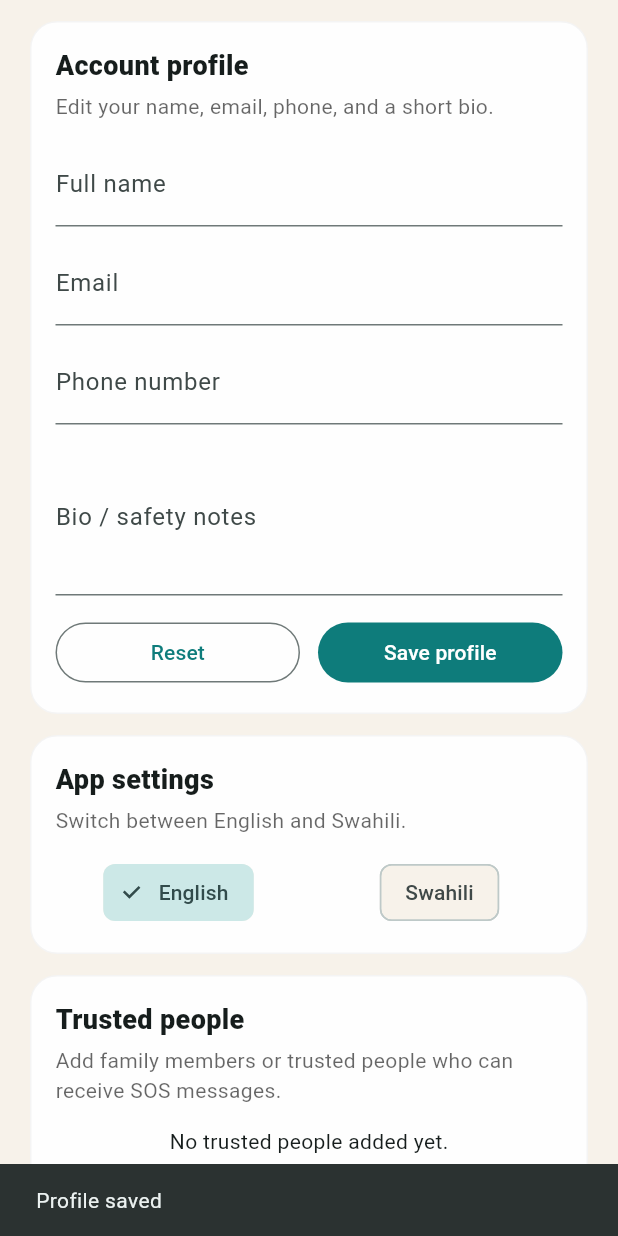
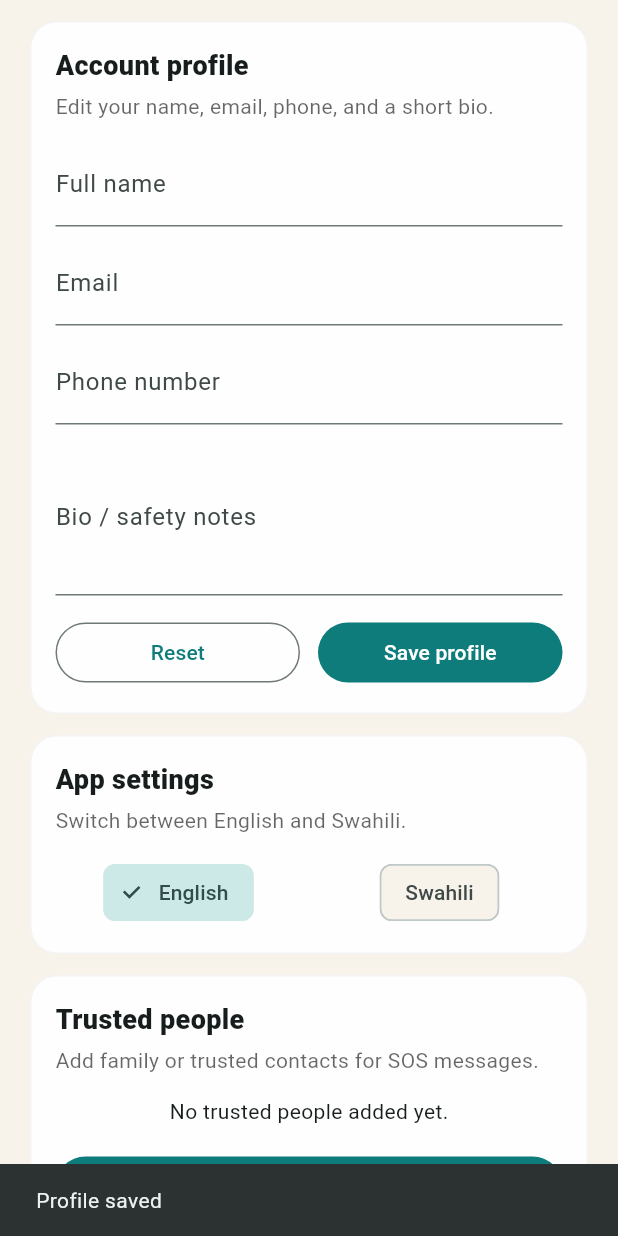
Before and after one commit to AmosStack/Saferoute, a Flutter app: the ProfileSettingsScreen widget shown alone on an empty page, opened directly with empty values, after a tap on "Save profile", on a phone screen of 412 x 824 dp. Run offline on Flutter 3.47's test engine with Material 3 defaults, Android fonts, the phone set to English and light mode, and no system bars; our stand-ins replace geolocator, google_maps_flutter, google_sign_in, latlong2, shared_preferences; accounts and stored records are empty.

Commit message:
Update profile_settings_screen.dart

```diff
--- a/lib/screens/profile_settings_screen.dart
+++ b/lib/screens/profile_settings_screen.dart
@@ -1,6 +1,7 @@
 import 'package:flutter/material.dart';
 
 import '../auth/auth_models.dart';
+import '../l10n/app_strings.dart';
 import '../models/user_settings.dart';
 import '../services/user_settings_service.dart';
 
@@ -83,7 +84,8 @@ class _ProfileSettingsScreenState extends State<ProfileSettingsScreen> {
       _saving = false;
     });
 
-    ScaffoldMessenger.of(context).showSnackBar(const SnackBar(content: Text('Profile saved')));
+    final strings = AppStrings(_localeCode);
+    ScaffoldMessenger.of(context).showSnackBar(SnackBar(content: Text(strings.profileSaved)));
   }
 
   Future<void> _resetProfile() async {
@@ -110,6 +112,7 @@ class _ProfileSettingsScreenState extends State<ProfileSettingsScreen> {
   }
 
   Future<void> _editContact({TrustedContact? existing}) async {
+    final strings = AppStrings(_localeCode);
     final nameController = TextEditingController(text: existing?.name ?? '');
     final phoneController = TextEditingController(text: existing?.phone ?? '');
     final relationshipController = TextEditingController(text: existing?.relationship ?? '');
@@ -119,26 +122,26 @@ class _ProfileSettingsScreenState extends State<ProfileSettingsScreen> {
       context: context,
       builder: (dialogContext) {
         return AlertDialog(
-          title: Text(existing == null ? 'Add trusted contact' : 'Edit trusted contact'),
+          title: Text(existing == null ? strings.addTrustedContact : strings.editTrustedContact),
           content: SingleChildScrollView(
             child: Column(
               mainAxisSize: MainAxisSize.min,
               children: [
                 TextField(
                   controller: nameController,
-                  decoration: const InputDecoration(labelText: 'Name'),
+                  decoration: InputDecoration(labelText: strings.name),
                 ),
                 TextField(
                   controller: phoneController,
-                  decoration: const InputDecoration(labelText: 'Phone number'),
+                  decoration: InputDecoration(labelText: strings.phoneNumber),
                 ),
                 TextField(
                   controller: relationshipController,
-                  decoration: const InputDecoration(labelText: 'Relationship'),
+                  decoration: InputDecoration(labelText: strings.relationship),
                 ),
                 TextField(
                   controller: notesController,
-                  decoration: const InputDecoration(labelText: 'Notes'),
+                  decoration: InputDecoration(labelText: strings.notes),
                   maxLines: 2,
                 ),
               ],
@@ -147,7 +150,7 @@ class _ProfileSettingsScreenState extends State<ProfileSettingsScreen> {
           actions: [
             TextButton(
               onPressed: () => Navigator.of(dialogContext).pop(),
-              child: const Text('Cancel'),
+              child: Text(strings.cancel),
             ),
             FilledButton(
               onPressed: () {
@@ -155,7 +158,7 @@ class _ProfileSettingsScreenState extends State<ProfileSettingsScreen> {
                 final phone = phoneController.text.trim();
                 if (name.isEmpty || phone.isEmpty) {
                   ScaffoldMessenger.of(context).showSnackBar(
-                    const SnackBar(content: Text('Name and phone are required')),
+                    SnackBar(content: Text(strings.namePhoneRequired)),
                   );
                   return;
                 }
@@ -169,7 +172,7 @@ class _ProfileSettingsScreenState extends State<ProfileSettingsScreen> {
                   ),
                 );
               },
-              child: const Text('Save'),
+              child: Text(strings.save),
             ),
           ],
         );
@@ -196,6 +199,7 @@ class _ProfileSettingsScreenState extends State<ProfileSettingsScreen> {
 
   @override
   Widget build(BuildContext context) {
+    final strings = AppStrings(_localeCode);
     if (_loading || _profile == null) {
       return const Center(child: CircularProgressIndicator());
     }
@@ -204,19 +208,19 @@ class _ProfileSettingsScreenState extends State<ProfileSettingsScreen> {
       padding: const EdgeInsets.fromLTRB(20, 14, 20, 28),
       children: [
         _SectionCard(
-          title: 'Account profile',
-          subtitle: 'Edit your name, email, phone, and a short bio.',
+          title: strings.accountProfile,
+          subtitle: strings.accountProfileSubtitle,
           child: Column(
             children: [
-              TextField(controller: _nameController, decoration: const InputDecoration(labelText: 'Full name')),
+              TextField(controller: _nameController, decoration: InputDecoration(labelText: strings.fullName)),
               const SizedBox(height: 10),
-              TextField(controller: _emailController, decoration: const InputDecoration(labelText: 'Email')),
+              TextField(controller: _emailController, decoration: InputDecoration(labelText: strings.email)),
               const SizedBox(height: 10),
-              TextField(controller: _phoneController, decoration: const InputDecoration(labelText: 'Phone number')),
+              TextField(controller: _phoneController, decoration: InputDecoration(labelText: strings.phoneNumber)),
               const SizedBox(height: 10),
               TextField(
                 controller: _bioController,
-                decoration: const InputDecoration(labelText: 'Bio / safety notes'),
+                decoration: InputDecoration(labelText: strings.bioNotes),
                 maxLines: 3,
               ),
               const SizedBox(height: 14),
@@ -225,14 +229,14 @@ class _ProfileSettingsScreenState extends State<ProfileSettingsScreen> {
                   Expanded(
                     child: OutlinedButton(
                       onPressed: _saving ? null : _resetProfile,
-                      child: const Text('Reset'),
+                      child: Text(strings.reset),
                     ),
                   ),
                   const SizedBox(width: 12),
                   Expanded(
                     child: FilledButton(
                       onPressed: _saving ? null : _saveProfile,
-                      child: _saving ? const SizedBox(height: 18, width: 18, child: CircularProgressIndicator(strokeWidth: 2)) : const Text('Save profile'),
+                      child: _saving ? const SizedBox(height: 18, width: 18, child: CircularProgressIndicator(strokeWidth: 2)) : Text(strings.saveProfile),
                     ),
                   ),
                 ],
@@ -242,13 +246,13 @@ class _ProfileSettingsScreenState extends State<ProfileSettingsScreen> {
         ),
         const SizedBox(height: 14),
         _SectionCard(
-          title: 'App settings',
-          subtitle: 'Switch between English and Swahili.',
+          title: strings.appSettings,
+          subtitle: strings.appSettingsSubtitle,
           child: Row(
             children: [
               Expanded(
                 child: ChoiceChip(
-                  label: const Text('English'),
+                  label: Text(strings.english),
                   selected: _localeCode == 'en',
                   onSelected: (_) => _setLocale('en'),
                 ),
@@ -256,7 +260,7 @@ class _ProfileSettingsScreenState extends State<ProfileSettingsScreen> {
               const SizedBox(width: 10),
               Expanded(
                 child: ChoiceChip(
-                  label: const Text('Swahili'),
+                  label: Text(strings.swahili),
                   selected: _localeCode == 'sw',
                   onSelected: (_) => _setLocale('sw'),
                 ),
@@ -266,14 +270,14 @@ class _ProfileSettingsScreenState extends State<ProfileSettingsScreen> {
         ),
         const SizedBox(height: 14),
         _SectionCard(
-          title: 'Trusted people',
-          subtitle: 'Add family members or trusted people who can receive SOS messages.',
+          title: strings.trustedPeople,
+          subtitle: strings.trustedPeopleSubtitle,
           child: Column(
             children: [
               if (_contacts.isEmpty)
-                const Padding(
+                Padding(
                   padding: EdgeInsets.only(bottom: 12),
-                  child: Text('No trusted people added yet.'),
+                  child: Text(strings.noTrustedPeople),
                 ),
               ..._contacts.map(
                 (contact) => Padding(
@@ -291,7 +295,7 @@ class _ProfileSettingsScreenState extends State<ProfileSettingsScreen> {
                 child: FilledButton.icon(
                   onPressed: () => _editContact(),
                   icon: const Icon(Icons.person_add),
-                  label: const Text('Add trusted person'),
+                  label: Text(strings.addTrustedPerson),
                 ),
               ),
             ],
@@ -299,13 +303,9 @@ class _ProfileSettingsScreenState extends State<ProfileSettingsScreen> {
         ),
         const SizedBox(height: 14),
         _SectionCard(
-          title: 'Safety note',
-          subtitle: 'During a journey, the SOS action can message your trusted contacts with your live location and a short alert.',
-          child: Text(
-            widget.localeCode == 'sw'
-                ? 'Mfumo wa SOS hutuma ujumbe mfupi pamoja na eneo lako kwa watu uliochagua.'
-                : 'The SOS button sends a short message and your current location to the people you selected.',
-          ),
+          title: strings.safetyNote,
+          subtitle: strings.safetyNoteSubtitle,
+          child: Text(strings.sosExplanation),
         ),
       ],
     );
```
